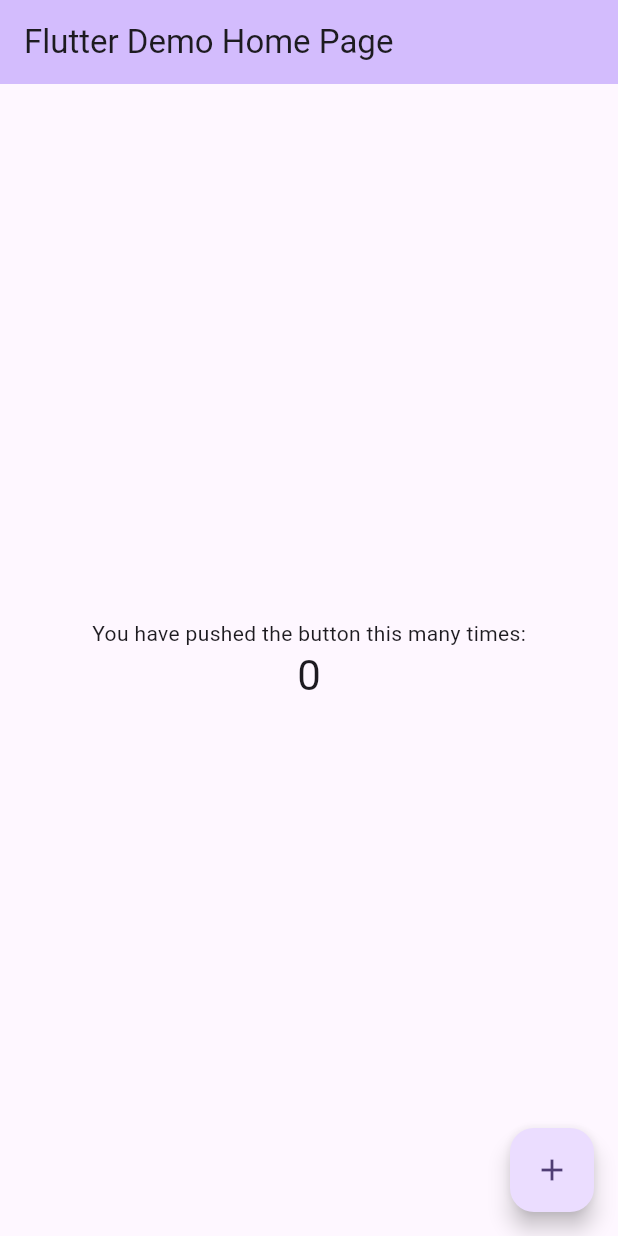
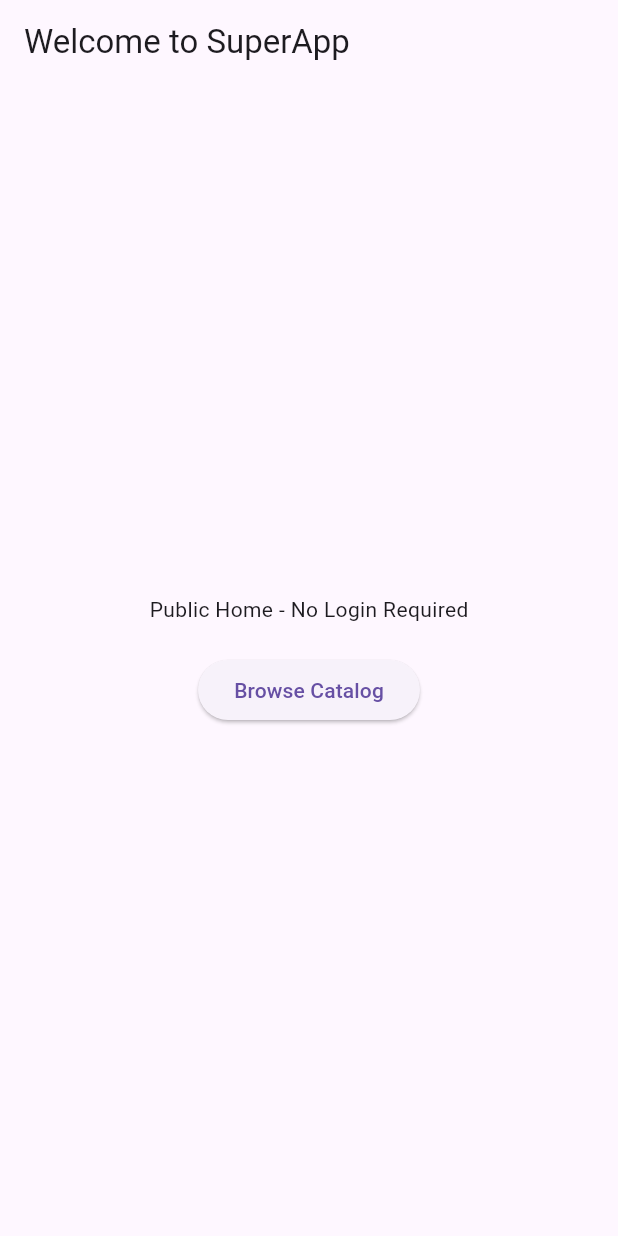
Before and after one commit to suzukifinanceindoensia/sufi-one, a Flutter app: the screen it shows after launch, on a phone screen of 412 x 824 dp. Run offline on Flutter 3.47's test engine with Material 3 defaults, Android fonts, the phone set to English and light mode, and no system bars; our stand-ins replace get.

Commit message:
feat: folder structure

```diff
--- /dev/null
+++ b/lib/app/modules/public/views/home_view.dart
@@ -0,0 +1,26 @@
+import 'package:flutter/material.dart';
+import 'package:get/get.dart';
+
+class PublicHomePage extends StatelessWidget {
+  @override
+  Widget build(BuildContext context) {
+    return Scaffold(
+      appBar: AppBar(title: Text('Welcome to SuperApp')),
+      body: Center(
+        child: Column(
+          mainAxisAlignment: MainAxisAlignment.center,
+          children: [
+            Text('Public Home - No Login Required'),
+            SizedBox(height: 20),
+            ElevatedButton(
+              onPressed: () {
+                Get.toNamed('/public/catalog');
+              },
+              child: Text('Browse Catalog'),
+            ),
+          ],
+        ),
+      ),
+    );
+  }
+}
--- /dev/null
+++ b/lib/app/routes/app_routes.dart
@@ -0,0 +1,14 @@
+import 'package:get/get.dart';
+import '../modules/public/views/splash_view.dart';
+import '../modules/public/views/home_view.dart';
+
+class AppRoutes {
+  static const splash = '/';
+  static const publicHome = '/public/home';
+  static const catalog = '/public/catalog';
+
+  static final pages = [
+    GetPage(name: splash, page: () => SplashPage()),
+    GetPage(name: publicHome, page: () => PublicHomePage()),
+  ];
+}
--- a/lib/main.dart
+++ b/lib/main.dart
@@ -1,122 +1,19 @@
 import 'package:flutter/material.dart';
+import 'package:get/get.dart';
+import 'app/routes/app_routes.dart';
 
 void main() {
-  runApp(const MyApp());
+  runApp(MyApp());
 }
 
 class MyApp extends StatelessWidget {
-  const MyApp({super.key});
-
-  // This widget is the root of your application.
   @override
   Widget build(BuildContext context) {
-    return MaterialApp(
-      title: 'Flutter Demo',
-      theme: ThemeData(
-        // This is the theme of your application.
-        //
-        // TRY THIS: Try running your application with "flutter run". You'll see
-        // the application has a purple toolbar. Then, without quitting the app,
-        // try changing the seedColor in the colorScheme below to Colors.green
-        // and then invoke "hot reload" (save your changes or press the "hot
-        // reload" button in a Flutter-supported IDE, or press "r" if you used
-        // the command line to start the app).
-        //
-        // Notice that the counter didn't reset back to zero; the application
-        // state is not lost during the reload. To reset the state, use hot
-        // restart instead.
-        //
-        // This works for code too, not just values: Most code changes can be
-        // tested with just a hot reload.
-        colorScheme: ColorScheme.fromSeed(seedColor: Colors.deepPurple),
-      ),
-      home: const MyHomePage(title: 'Flutter Demo Home Page'),
+    return GetMaterialApp(
+      title: 'SuperApp (Public)',
+      debugShowCheckedModeBanner: false,
+      initialRoute: AppRoutes.splash,
+      getPages: AppRoutes.pages,
     );
   }
 }
-
-class MyHomePage extends StatefulWidget {
-  const MyHomePage({super.key, required this.title});
-
-  // This widget is the home page of your application. It is stateful, meaning
-  // that it has a State object (defined below) that contains fields that affect
-  // how it looks.
-
-  // This class is the configuration for the state. It holds the values (in this
-  // case the title) provided by the parent (in this case the App widget) and
-  // used by the build method of the State. Fields in a Widget subclass are
-  // always marked "final".
-
-  final String title;
-
-  @override
-  State<MyHomePage> createState() => _MyHomePageState();
-}
-
-class _MyHomePageState extends State<MyHomePage> {
-  int _counter = 0;
-
-  void _incrementCounter() {
-    setState(() {
-      // This call to setState tells the Flutter framework that something has
-      // changed in this State, which causes it to rerun the build method below
-      // so that the display can reflect the updated values. If we changed
-      // _counter without calling setState(), then the build method would not be
-      // called again, and so nothing would appear to happen.
-      _counter++;
-    });
-  }
-
-  @override
-  Widget build(BuildContext context) {
-    // This method is rerun every time setState is called, for instance as done
-    // by the _incrementCounter method above.
-    //
-    // The Flutter framework has been optimized to make rerunning build methods
-    // fast, so that you can just rebuild anything that needs updating rather
-    // than having to individually change instances of widgets.
-    return Scaffold(
-      appBar: AppBar(
-        // TRY THIS: Try changing the color here to a specific color (to
-        // Colors.amber, perhaps?) and trigger a hot reload to see the AppBar
-        // change color while the other colors stay the same.
-        backgroundColor: Theme.of(context).colorScheme.inversePrimary,
-        // Here we take the value from the MyHomePage object that was created by
-        // the App.build method, and use it to set our appbar title.
-        title: Text(widget.title),
-      ),
-      body: Center(
-        // Center is a layout widget. It takes a single child and positions it
-        // in the middle of the parent.
-        child: Column(
-          // Column is also a layout widget. It takes a list of children and
-          // arranges them vertically. By default, it sizes itself to fit its
-          // children horizontally, and tries to be as tall as its parent.
-          //
-          // Column has various properties to control how it sizes itself and
-          // how it positions its children. Here we use mainAxisAlignment to
-          // center the children vertically; the main axis here is the vertical
-          // axis because Columns are vertical (the cross axis would be
-          // horizontal).
-          //
-          // TRY THIS: Invoke "debug painting" (choose the "Toggle Debug Paint"
-          // action in the IDE, or press "p" in the console), to see the
-          // wireframe for each widget.
-          mainAxisAlignment: MainAxisAlignment.center,
-          children: <Widget>[
-            const Text('You have pushed the button this many times:'),
-            Text(
-              '$_counter',
-              style: Theme.of(context).textTheme.headlineMedium,
-            ),
-          ],
-        ),
-      ),
-      floatingActionButton: FloatingActionButton(
-        onPressed: _incrementCounter,
-        tooltip: 'Increment',
-        child: const Icon(Icons.add),
-      ), // This trailing comma makes auto-formatting nicer for build methods.
-    );
-  }
-}
--- a/pubspec.yaml
+++ b/pubspec.yaml
@@ -2,7 +2,7 @@ name: sufi_one
 description: "A new Flutter project."
 # The following line prevents the package from being accidentally published to
 # pub.dev using `flutter pub publish`. This is preferred for private packages.
-publish_to: 'none' # Remove this line if you wish to publish to pub.dev
+publish_to: "none" # Remove this line if you wish to publish to pub.dev
 
 # The following defines the version and build number for your application.
 # A version number is three numbers separated by dots, like 1.2.43
@@ -34,6 +34,7 @@ dependencies:
   # The following adds the Cupertino Icons font to your application.
   # Use with the CupertinoIcons class for iOS style icons.
   cupertino_icons: ^1.0.8
+  get: ^4.7.2
 
 dev_dependencies:
   flutter_test:
@@ -51,7 +52,6 @@ dev_dependencies:
 
 # The following section is specific to Flutter packages.
 flutter:
-
   # The following line ensures that the Material Icons font is
   # included with your application, so that you can use the icons in
   # the material Icons class.
```
Also changed, not shown: lib/app/modules/public/views/splash_view.dart (added, +47 -0 lines), pubspec.lock.
